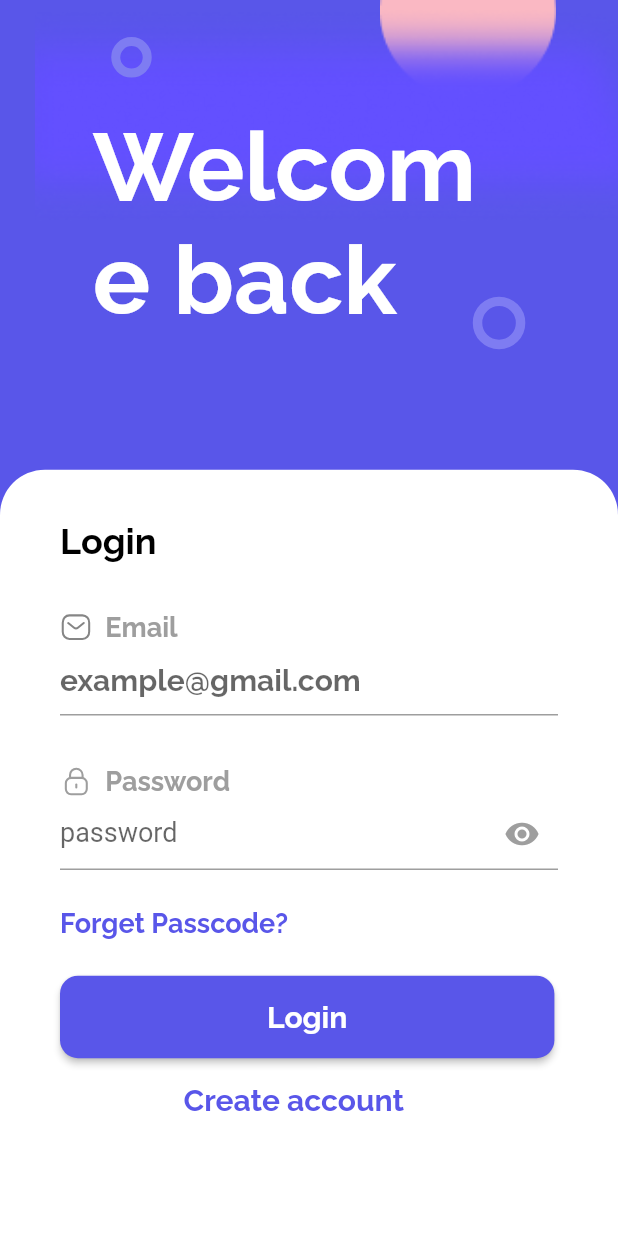
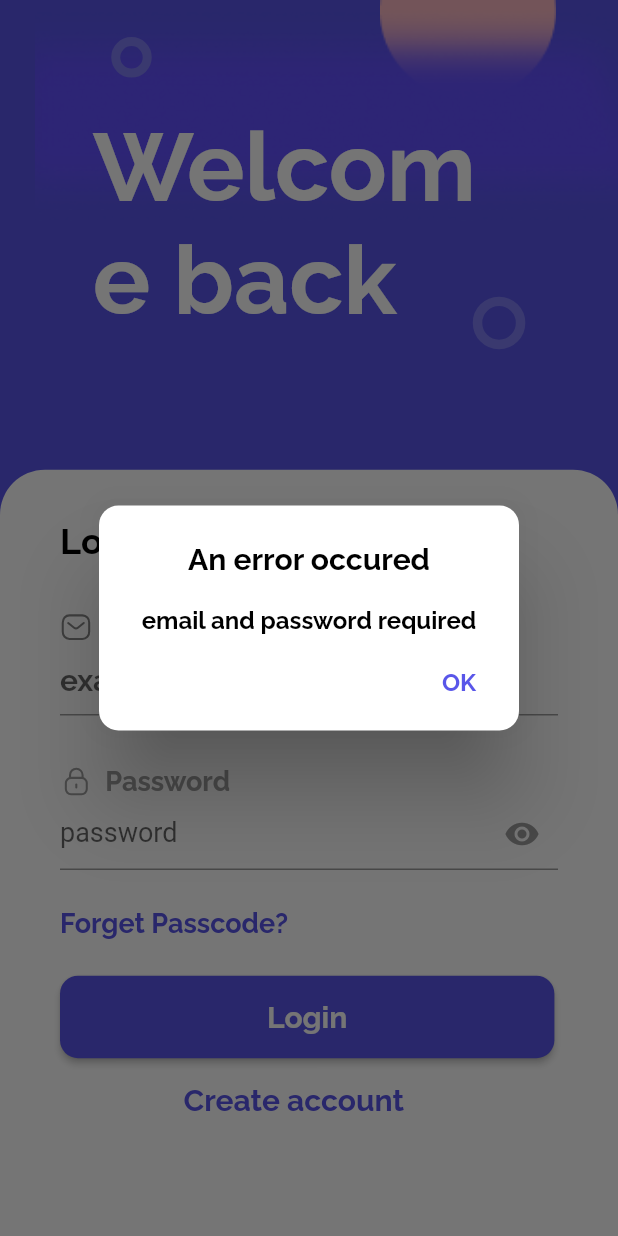
Before and after one commit to adeosunsam/ecommerce_app, a Flutter app: the ProductPage screen opened directly, item 3 of the bottom bar chosen, after a tap on "Login", on a phone screen of 412 x 824 dp. Run offline on Flutter 3.47's test engine with Material 2 defaults, Android fonts, the phone set to English and light mode, and no system bars; our stand-ins replace bloc, equatable, flutter_bloc, flutter_dotenv, flutter_svg, shared_preferences; accounts and stored records are empty.

Commit message:
Fix: user login resolved

```diff
--- a/lib/components/bottom_navigator.dart
+++ b/lib/components/bottom_navigator.dart
@@ -1,6 +1,7 @@
 import 'package:ecommerce_store/constants.dart';
 import 'package:ecommerce_store/entity/cart_product.dart';
 import 'package:ecommerce_store/entity/products.dart';
+import 'package:ecommerce_store/entity/userdata.dart';
 import 'package:ecommerce_store/screen/login/login_screen.dart';
 import 'package:ecommerce_store/services/authservice/auth_provider.dart';
 import 'package:ecommerce_store/utility/sharedconstant.dart';
@@ -131,7 +132,11 @@ class _BottomNavigatorState extends State<BottomNavigator> {
     final getUser =
         await AuthProvider.fromapi().getSharedPref(key: SharedConstants.user);
     bool isUserPresent = getUser != null ? true : false;
-    if (!isUserPresent && _selectedIndex == 2) {
+
+    if (isUserPresent) {
+      UserData currentUser = userFromJson(getUser);
+      widget.callbackFunction(_selectedIndex, currentUser.data);
+    } else if (!isUserPresent && _selectedIndex == 2) {
       Navigator.push(
         context,
         MaterialPageRoute(
@@ -139,7 +144,7 @@ class _BottomNavigatorState extends State<BottomNavigator> {
         ),
       );
     } else {
-      widget.callbackFunction(_selectedIndex);
+      widget.callbackFunction(_selectedIndex, null);
     }
   }
 }
--- a/lib/entity/userdata.dart
+++ b/lib/entity/userdata.dart
@@ -49,7 +49,7 @@ class Data {
   dynamic avatar;
   String email;
   String address;
-  String phoneNumber;
+  dynamic phoneNumber;
 
   factory Data.fromJson(Map<String, dynamic> json) => Data(
         id: json["id"],
--- a/lib/screen/login/components/login_fields.dart
+++ b/lib/screen/login/components/login_fields.dart
@@ -44,7 +44,19 @@ class _LoginFieldState extends State<LoginField> {
   @override
   Widget build(BuildContext context) {
     Size size = MediaQuery.of(context).size;
-    return Container(
+    return BlocListener<AuthBloc, AuthState>(
+      listener: (context, state) async {
+        if (state is AuthStateLoggedOut) {
+          if (state.exception is BadOrNoNetworkException) {
+            await showErrorDialog(context, 'Network Failure');
+          } else if (state.exception is InvalidLoginCredential) {
+            await showErrorDialog(context, 'Invalid login credential');
+          } else if (state.exception is GenericAuthException) {
+            await showErrorDialog(context, 'Authentication Error');
+          }
+        }
+      },
+      child: Container(
         margin: EdgeInsets.only(top: size.height * 0.42),
         child: Padding(
           padding: const EdgeInsets.symmetric(horizontal: 40),
@@ -129,10 +141,15 @@ class _LoginFieldState extends State<LoginField> {
                   press: () async {
                     final email = _email.text;
                     final password = _password.text;
+                    if (email.isEmpty || password.isEmpty) {
+                      await showErrorDialog(
+                          context, 'email and password required');
+                    } else {
                       context.read<AuthBloc>().add(AuthEventLogin(
                             email,
                             password,
                           ));
+                    }
                   },
                   buttonColor: kPrimary,
                   textColor: Colors.white,
@@ -156,6 +173,7 @@ class _LoginFieldState extends State<LoginField> {
             ],
           ),
         ),
+      ),
     );
   }
 }
--- a/lib/screen/login/login_screen.dart
+++ b/lib/screen/login/login_screen.dart
@@ -1,9 +1,64 @@
 import 'package:ecommerce_store/constants.dart';
+import 'package:ecommerce_store/screen/home/home_page.dart';
 import 'package:ecommerce_store/screen/login/components/login_fields.dart';
+import 'package:ecommerce_store/services/authservice/auth_service.dart';
+import 'package:ecommerce_store/services/bloc/auth_bloc.dart';
+import 'package:ecommerce_store/services/bloc/auth_event.dart';
+import 'package:ecommerce_store/services/bloc/auth_state.dart';
+import 'package:ecommerce_store/utility/loading_screen.dart';
 import 'package:flutter/material.dart';
+import 'package:flutter_bloc/flutter_bloc.dart';
 
 class LoginScreen extends StatelessWidget {
   const LoginScreen({Key? key}) : super(key: key);
+
+  @override
+  Widget build(BuildContext context) {
+    return BlocProvider<AuthBloc>(
+      create: (context) => AuthBloc(AuthServices()),
+      child: const HomePage(),
+    );
+  }
+}
+
+class HomePage extends StatelessWidget {
+  const HomePage({Key? key}) : super(key: key);
+
+  @override
+  Widget build(BuildContext context) {
+    context.read<AuthBloc>().add(const AuthEventGetUser());
+    return BlocConsumer<AuthBloc, AuthState>(
+      listener: (context, state) {
+        if (state.isLoading) {
+          LoadingScreen().show(
+            context: context,
+            text: state.loadingText ?? 'Please wait a moment',
+          );
+        } else {
+          LoadingScreen().hide();
+        }
+      },
+      builder: (context, state) {
+        if (state is AuthStateLoggedUser || state is AuthStateLoggedIn) {
+          return const ProductPage();
+        } else if (state is AuthStateLoggedOut) {
+          return const LoginScaffold();
+        } else {
+          return const Scaffold(
+            body: Center(
+              child: CircularProgressIndicator(),
+            ),
+          );
+        }
+      },
+    );
+  }
+}
+
+class LoginScaffold extends StatelessWidget {
+  const LoginScaffold({
+    Key? key,
+  }) : super(key: key);
 
   @override
   Widget build(BuildContext context) {
--- a/lib/utility/loading_screen.dart
+++ b/lib/utility/loading_screen.dart
@@ -1,5 +1,6 @@
 import 'dart:async';
 
+import 'package:ecommerce_store/constants.dart';
 import 'package:ecommerce_store/utility/loading_screen_controller.dart';
 import 'package:flutter/material.dart';
 
@@ -62,7 +63,9 @@ class LoadingScreen {
                   mainAxisAlignment: MainAxisAlignment.center,
                   children: [
                     const SizedBox(height: 10),
-                    const CircularProgressIndicator(),
+                    const CircularProgressIndicator(
+                      color: kPrimary,
+                    ),
                     const SizedBox(height: 20),
                     StreamBuilder(
                       stream: _text.stream,
```
Also changed, not shown: lib/main.dart (+38 -1 lines), lib/screen/home/home_page.dart (+15 -1 lines), lib/screen/profile/user_page.dart (+32 -16 lines), lib/utility/generic_dialog.dart (+5 -5 lines). Lines whose indentation alone changed are shown as unchanged.
